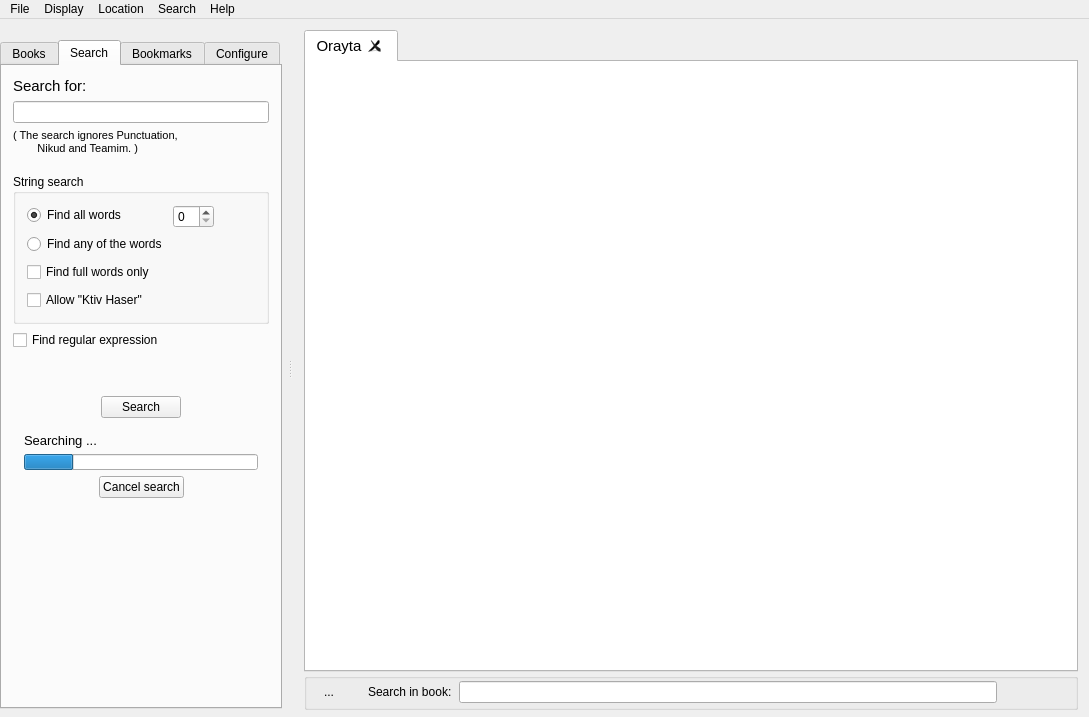
Old version of the form mainwindow.ui in the repository MosheWagner/Orayta-QT.
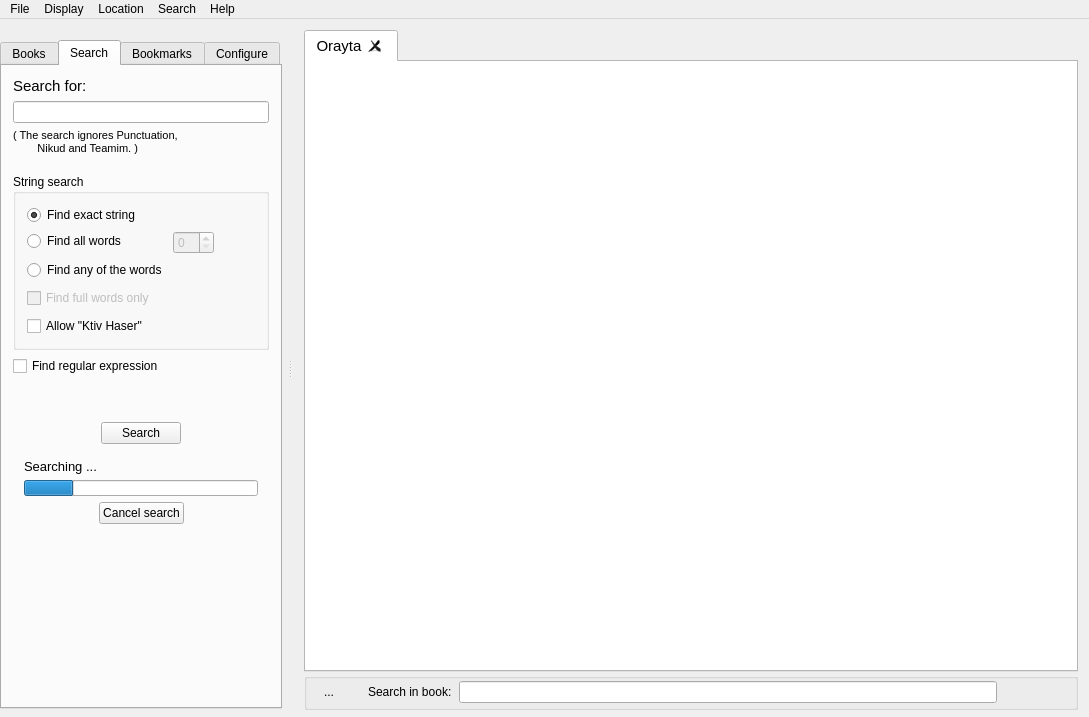
New version of the form. The open tabs and pages were chosen to show the change. Icons and pictures are not drawn. Custom widgets are drawn as their Qt base class.

```diff
--- a/mainwindow.ui
+++ b/mainwindow.ui
@@ -1172,6 +1172,16 @@
                  <enum>QFormLayout::FieldsStayAtSizeHint</enum>
                 </property>
                 <item row="0" column="0">
+                 <widget class="QRadioButton" name="radioButton_3">
+                  <property name="text">
+                   <string>Find exact string</string>
+                  </property>
+                  <property name="checked">
+                   <bool>true</bool>
+                  </property>
+                 </widget>
+                </item>
+                <item row="1" column="0">
                  <widget class="QRadioButton" name="radioButton_2">
                   <property name="sizePolicy">
                    <sizepolicy hsizetype="Fixed" vsizetype="Fixed">
@@ -1188,24 +1198,15 @@
                    <string>Find all words</string>
                   </property>
                   <property name="checked">
-                   <bool>true</bool>
+                   <bool>false</bool>
                   </property>
                  </widget>
                 </item>
-                <item row="1" column="0">
-                 <widget class="QRadioButton" name="radioButton">
-                  <property name="font">
-                   <font>
-                    <pointsize>9</pointsize>
-                   </font>
-                  </property>
-                  <property name="text">
-                   <string>Find any of the words</string>
-                  </property>
-                 </widget>
-                </item>
-                <item row="0" column="1">
+                <item row="1" column="1">
                  <widget class="QSpinBox" name="spinBox">
+                  <property name="enabled">
+                   <bool>false</bool>
+                  </property>
                   <property name="minimumSize">
                    <size>
                     <width>0</width>
@@ -1217,10 +1218,25 @@
                   </property>
                  </widget>
                 </item>
+                <item row="2" column="0">
+                 <widget class="QRadioButton" name="radioButton">
+                  <property name="font">
+                   <font>
+                    <pointsize>9</pointsize>
+                   </font>
+                  </property>
+                  <property name="text">
+                   <string>Find any of the words</string>
+                  </property>
+                 </widget>
+                </item>
                </layout>
               </item>
               <item>
                <widget class="QCheckBox" name="fullCheckBox">
+                <property name="enabled">
+                 <bool>false</bool>
+                </property>
                 <property name="font">
                  <font>
                   <pointsize>9</pointsize>
```
Left out of the diff: 4 changed lines with no effect on the pictures.
